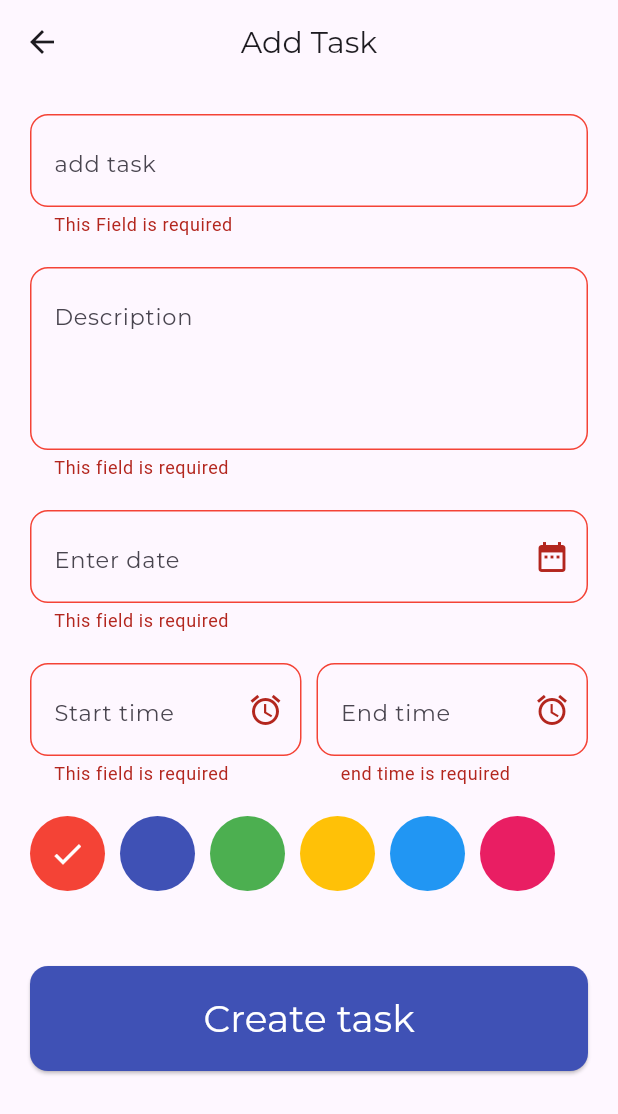
After one commit to johnadelm23-beep/taskatapp, a Flutter app: the AddTaskScreen screen opened directly, after a tap on "Create task", on a phone screen of 412 x 824 dp. The commit adds this screen. Shown: the top 1114 px of the screen. Run offline on Flutter 3.47's test engine with Material 3 defaults, Android fonts, the phone set to English and light mode, and no system bars; our stand-ins replace hive, hive_flutter, image_picker, lottie; accounts and stored records are empty.

Commit message:
finish hive save data

```diff
--- a/lib/core/constants/app_constants.dart
+++ b/lib/core/constants/app_constants.dart
@@ -1,3 +1,4 @@
 abstract class AppConstants{
  static String boxName="user box";
+ static String taskBox="task box";
 }
--- a/lib/core/widgets/custom_text_form_field.dart
+++ b/lib/core/widgets/custom_text_form_field.dart
@@ -1,12 +1,20 @@
 import 'package:flutter/material.dart';
 class CustomTextFormField extends StatelessWidget {
-  CustomTextFormField({super.key, required this.hintText,required this.validator, required this.controller});
+  CustomTextFormField({super.key, required this.hintText,required this.validator, required this.controller, this.maxLines,  this.readOnly=false, this.onTap, this.suffixIcon});
 final String hintText;
 final TextEditingController controller;
 final String? Function(String?) validator;
+final int? maxLines;
+final bool readOnly;
+final void Function()? onTap;
+final Widget? suffixIcon;
   @override
   Widget build(BuildContext context) {
     return  TextFormField(
+      onTap: onTap,
+
+      readOnly: readOnly,
+    maxLines:maxLines ,
       controller:controller ,
       validator: validator,
       autovalidateMode: AutovalidateMode.onUserInteraction,
@@ -20,7 +28,8 @@ final String? Function(String?) validator;
 
       },
       decoration: InputDecoration(
-        hintText: "Enter your name",
+        suffixIcon:suffixIcon ,
+        hintText: hintText,
           hintStyle: TextStyle(
             fontFamily: 'Mon',
             fontSize: 15,
--- /dev/null
+++ b/lib/features/add/add_task_screen.dart
@@ -0,0 +1,173 @@
+import 'package:flutter/material.dart';
+import 'package:hive/hive.dart';
+import 'package:intl/intl.dart';
+import 'package:taskatiapp/core/constants/app_constants.dart';
+import 'package:taskatiapp/core/widgets/custom_app_button.dart';
+import 'package:taskatiapp/core/widgets/custom_text_form_field.dart';
+import 'package:taskatiapp/features/home/model/task_model.dart';
+class AddTaskScreen extends StatefulWidget {
+  const AddTaskScreen({super.key});
+
+  @override
+  State<AddTaskScreen> createState() => _AddTaskScreenState();
+}
+
+class _AddTaskScreenState extends State<AddTaskScreen> {
+  var addTaskController=TextEditingController();
+  var descriptionController=TextEditingController();
+  var dateController=TextEditingController();
+  var startTimeController=TextEditingController();
+  final _formKey = GlobalKey<FormState>();
+  var endTimeController=TextEditingController();
+  TimeOfDay? startTime;
+  TimeOfDay? endTime;
+List<Color>colors=[
+  Colors.red,
+  Colors.indigo,
+  Colors.green,
+  Colors.amber,
+  Colors.blue,
+  Colors.pink
+
+];
+int currentIndex=0;
+  @override
+  Widget build(BuildContext context) {
+    return Scaffold(
+      appBar: AppBar(
+        title: Text("Add Task",style: TextStyle(
+          fontSize: 20,
+          fontFamily: 'Mon'
+        ),),centerTitle: true,
+      ),
+          body: SingleChildScrollView(
+           padding: EdgeInsets.symmetric(vertical: 20,horizontal: 20),
+            child: Form(
+
+              key: _formKey,
+              child: Column(
+                spacing: 20,
+                   children: [
+                     CustomTextFormField(hintText: "add task", validator: (v){
+                       if(v==null || v.isEmpty){
+                         return "This Field is required";
+                       }else if(v.length<4){
+                         return "task must be 4 letter or more";
+                       }
+                     }, controller: addTaskController,
+
+                     ),
+                  CustomTextFormField(hintText: "Description", validator: (v){
+                    if(v==null || v.isEmpty){
+                      return "This field is required";
+                  }
+                  }, controller: descriptionController,
+                  maxLines: 3,
+                  ),
+              CustomTextFormField(hintText: "Enter date", validator:(v){
+                if(v==null || v.isEmpty){
+                  return "This field is required";
+                }
+              }, controller: dateController,
+              readOnly: true,
+                onTap: ()async{
+                DateTime? d=await showDatePicker(context: context, firstDate: DateTime.now(), lastDate: DateTime(2030));
+                if(d!=null){
+                  String formatDate=DateFormat.MMMEd().format(d);
+                  dateController.text=formatDate;
+                }
+
+                },
+              suffixIcon: Icon(Icons.date_range),
+              ),
+                     Row(
+                       children: [
+                     Expanded(child: CustomTextFormField(hintText: "Start time", validator: (v){
+                       if(v==null || v.isEmpty){
+                         return "This field is required";
+                       }
+                     }, controller: startTimeController,readOnly: true,
+                     suffixIcon: Icon(Icons.alarm),
+                       onTap: (){
+                       showTimePicker(context: context, initialTime:TimeOfDay.now(),
+
+                       ).then((t){
+                         print("start time sucess");
+                         startTime=t;
+                         startTimeController.text=startTime!.format(context).toString();
+                       });
+                       },
+                     ),
+
+                     )      ,
+                     SizedBox(width: 10,) ,
+                     Expanded(child: CustomTextFormField(
+                       suffixIcon: Icon(Icons.alarm),
+                       hintText: "End time", validator: (v){
+                       if(v==null || v.isEmpty){
+                         return "end time is required";
+                       }else if(endTime!.isBefore(startTime!)){
+                         return "end time must be after start time";
+                       }
+                     }, controller: endTimeController,
+                     readOnly: true,
+                       onTap: (){
+                       showTimePicker(context: context, initialTime: TimeOfDay.now()).then((t){
+                         endTime=t;
+                         endTimeController.text=endTime!.format(context).toString();
+                       });
+                       },
+                     ))
+                       ],
+                     ),
+                    SizedBox(
+                      height: 50,
+                      child: ListView.separated(
+                          scrollDirection: Axis.horizontal,
+                          itemBuilder: (context,index){
+                            return InkWell(
+                              onTap: (){
+                                setState(() {
+                                  currentIndex=index;
+                                });
+                              },
+                              child: Container(
+                                width:50,
+                                height: 50,
+                                decoration: BoxDecoration(
+                                  shape: BoxShape.circle,
+                                  color: colors[index],
+                                ),
+                                child:currentIndex==index?Icon(Icons.check,color: Colors.white,):null
+                              ),
+                            );
+                          }, separatorBuilder: (context,index)=>SizedBox(width: 10,), itemCount: colors.length),
+                    )
+              ,
+              SizedBox(height: 10,),
+                     SizedBox(
+                       height: 70,
+                       child: CustomAppButton(text: "Create task",onTap: (){
+                         if(_formKey.currentState!.validate()){
+                           final task = TaskModel(
+                             color: colors[currentIndex].toARGB32(),
+                             title: addTaskController.text,
+                             endTime: endTimeController.text,
+                             startTime: startTimeController.text,
+                             subTitle: descriptionController.text,
+                             statusText: 'ToDo',
+                           );
+
+                           Hive.box<TaskModel>(AppConstants.taskBox).add(task);
+                           tasks.add(task);
+                         }
+                       },),
+
+                     )
+                   ],
+              ),
+            ),
+          ),
+    );
+  }
+}
--- /dev/null
+++ b/lib/features/home/model/task_model.dart
@@ -0,0 +1,22 @@
+import 'dart:ui';
+
+import 'package:hive/hive.dart';
+part 'task_model.g.dart';
+@HiveType(typeId: 1)
+class TaskModel {
+  @HiveField(0)
+  String title;
+  @HiveField(1)
+  String startTime;
+  @HiveField(2)
+  String endTime;
+  @HiveField(3)
+  String subTitle;
+  @HiveField(4)
+  String statusText;
+  @HiveField(5)
+  int color;
+  TaskModel({required this.color,required this.title,required this.endTime,required this.startTime,required
+   this.subTitle,required this.statusText});
+}
+List<TaskModel>tasks=[];
--- /dev/null
+++ b/lib/features/home/widgets/task_item.dart
@@ -0,0 +1,47 @@
+import 'package:flutter/material.dart';
+import 'package:taskatiapp/features/home/model/task_model.dart';
+class TaskItem extends StatelessWidget {
+  const TaskItem({super.key, required this.task});
+final TaskModel task;
+  @override
+  Widget build(BuildContext context) {
+    return Container(
+      padding: EdgeInsets.symmetric(horizontal: 10,vertical: 10),
+      decoration: BoxDecoration(borderRadius: BorderRadius.circular(12),color:Color(task.color)),
+      child: Row(
+        spacing: 10,
+        children: [
+          Expanded(
+            child: Column(
+              crossAxisAlignment: .start,
+              children: [
+                Text(task.title,style: TextStyle(
+                    fontSize: 20,
+                    fontFamily: 'Mon'
+                ),),
+                Text("${task.startTime} | ${task.endTime}",style: TextStyle(
+                    fontFamily: 'Mon',
+                    fontSize: 20
+                ),),
+                Text(task.subTitle,style: TextStyle(
+                    fontSize: 20,
+                    fontFamily: 'Mon'
+                ),),
+
+              ],
+            ),
+          ),
+          Container(
+            width: 3,
+            height: 100,
+            color: Colors.white,
+          ),
+          RotatedBox(quarterTurns: 1,child: Text(task.statusText,style: TextStyle(
+              fontFamily: 'Mon',
+              fontSize: 20
+          ),),)
+        ],
+      ),
+    );
+  }
+}
--- a/lib/main.dart
+++ b/lib/main.dart
@@ -1,12 +1,15 @@
 import 'package:flutter/material.dart';
 import 'package:taskatiapp/core/constants/app_constants.dart';
 import 'package:taskatiapp/features/auth/models/user_model.dart';
+import 'package:taskatiapp/features/home/model/task_model.dart';
 import 'package:taskatiapp/taskati_app.dart';
 import 'package:hive_flutter/hive_flutter.dart';
 
 void main()async{
 await Hive.initFlutter();
 Hive.registerAdapter(UserModelAdapter());
+Hive.registerAdapter(TaskModelAdapter());
 await Hive.openBox<UserModel>(AppConstants.boxName);
+await Hive.openBox<TaskModel>(AppConstants.taskBox);
   runApp(TaskatiApp());
 }
--- a/pubspec.yaml
+++ b/pubspec.yaml
@@ -39,6 +39,7 @@ dependencies:
   image_picker: ^1.2.1
   hive: ^2.2.3
   hive_flutter: ^1.1.0
+  intl: ^0.20.2
 
 
 dev_dependencies:
```
Also changed, not shown: lib/features/home/home_screen.dart (+42 -1 lines), lib/features/home/widgets/add_task_row.dart (added, +35 -0 lines), lib/features/home/widgets/custom_app_bar_home.dart (added, +41 -0 lines), lib/features/home/widgets/custom_list_view.dart (added, +49 -0 lines), lib/features/home/model/task_model.g.dart (added), pubspec.lock.
